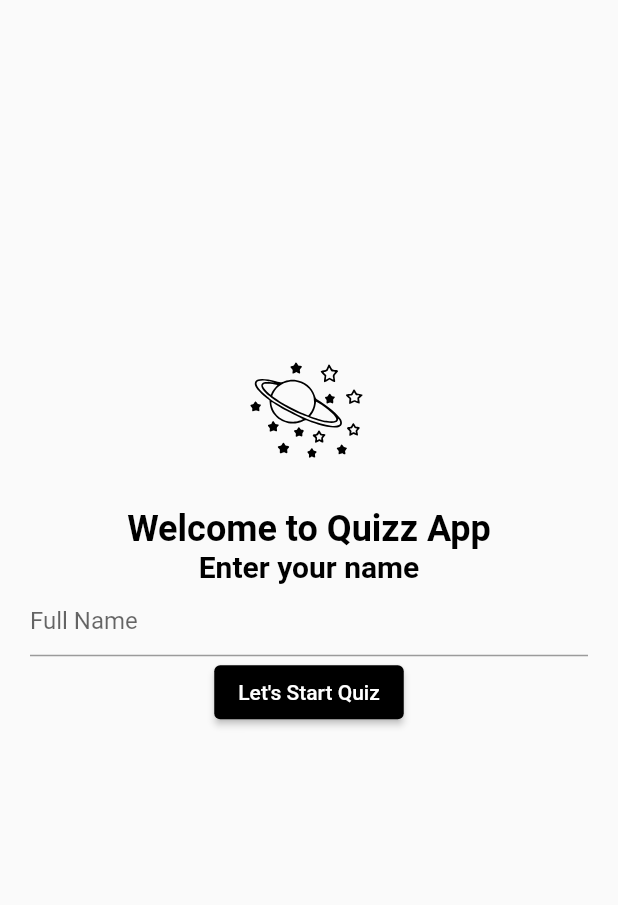
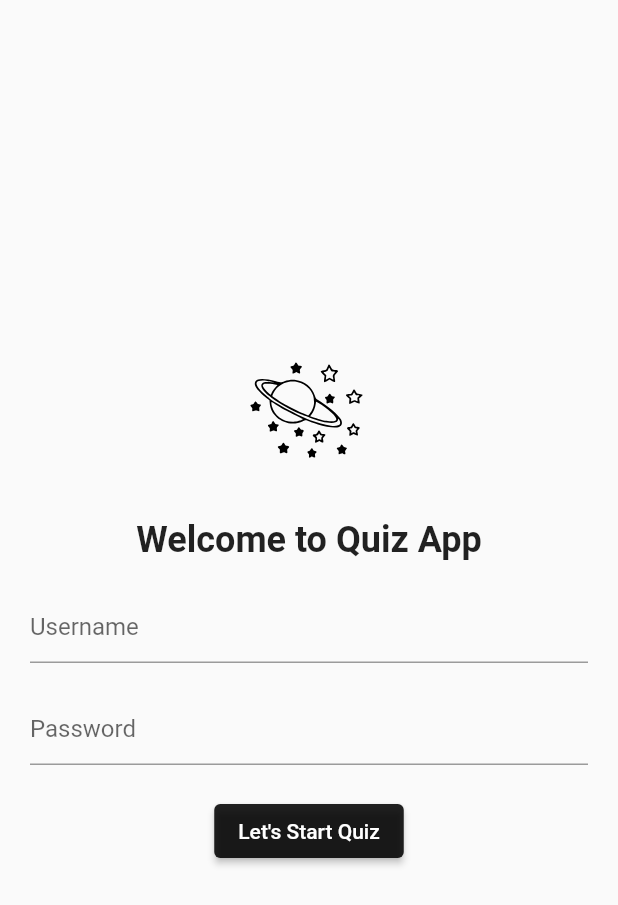
Before and after one commit to AhmadMujtaba200210/Quiz-App-inFlutter, a Flutter app: the screen it shows after launch, on a phone screen of 412 x 824 dp. Shown: the top 905 px of the screen. Run offline on Flutter 3.47's test engine with Material 2 defaults, Android fonts, the phone set to English and light mode, and no system bars; our stand-ins replace curved_navigation_bar, flutter_svg.

Commit message:
build{WelcomeScreen.dart}: converted to statefulwidget

```diff
--- a/lib/view/WelcomeScreen.dart
+++ b/lib/view/WelcomeScreen.dart
@@ -4,7 +4,12 @@ import 'package:flutter/material.dart';
 import 'package:flutter_application_1/view/quizz_screen.dart';
 import 'package:flutter_svg/flutter_svg.dart';
 import 'package:flutter_application_1/Component/navbarBottom.dart';
-class WelcomeScreen extends StatelessWidget{
+class WelcomeScreen extends StatefulWidget{
+  @override
+  State<WelcomeScreen> createState() => _WelcomeScreenState();
+}
+
+class _WelcomeScreenState extends State<WelcomeScreen> {
   @override
   Widget build(BuildContext context) {
   return Scaffold(
@@ -16,18 +21,26 @@ class WelcomeScreen extends StatelessWidget{
         SafeArea(
           child:Padding(
             padding: EdgeInsets.symmetric(horizontal: 20),
+          child: Form(
             child: Column(
               children: [
                 Spacer(flex:1),
-              Text("Welcome to Quizz App",
-              style: Theme.of(context).textTheme.headline5?.copyWith(color: Colors.black, fontWeight: FontWeight.bold),
+                SizedBox(height: 100,),
+                Text("Welcome to Quiz App",
+                style: Theme.of(context).textTheme.headline5?.copyWith(color: Colors.black87, fontWeight: FontWeight.bold),
                 ),
-
-              Text("Enter your name", style: Theme.of(context).textTheme.headline6?.copyWith(color: Colors.black, fontWeight: FontWeight.bold)),
+                SizedBox(height: 20,),
                 TextField(
                   decoration: InputDecoration(
-                  hintText: "Full Name"
+                    hintText: "Username"
                 ),),
+                SizedBox(height: 20,),
+                TextField(
+                  decoration: InputDecoration(
+                    hintText: "Password"
+                ),
+                ),
+                SizedBox(height: 20,),
                 ElevatedButton(onPressed: ()
                 {Navigator.push(context, MaterialPageRoute(
                   builder: ((context)=>MaterialApp(
@@ -37,14 +50,14 @@ class WelcomeScreen extends StatelessWidget{
                   );
                 },
                 child: Text("Let's Start Quiz"),
-              style: ElevatedButton.styleFrom(primary: Colors.black),),
+                style: ElevatedButton.styleFrom(primary: Colors.black87),),
                 Spacer(flex: 1),
-            ],)
+              ],),
+          )
             )
             )
       ],
     )
   );
   }
-
 }
```
Lines whose indentation alone changed are shown as unchanged.
